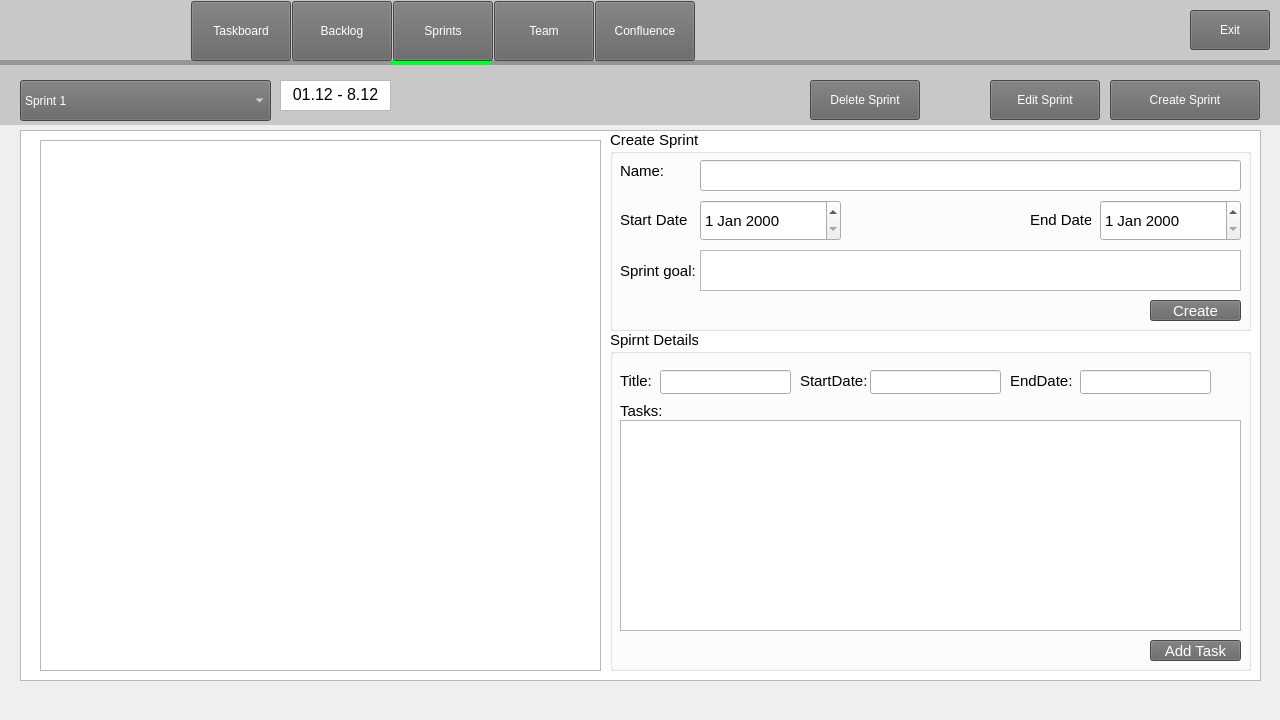
This is code/Staging_Environment/Recovered/Staging_Environment_Recorverd/parentboard.ui in muazzamaqeel/Software-Project-CTS-5 as Qt 5 draws it before an edit. The edited form follows.
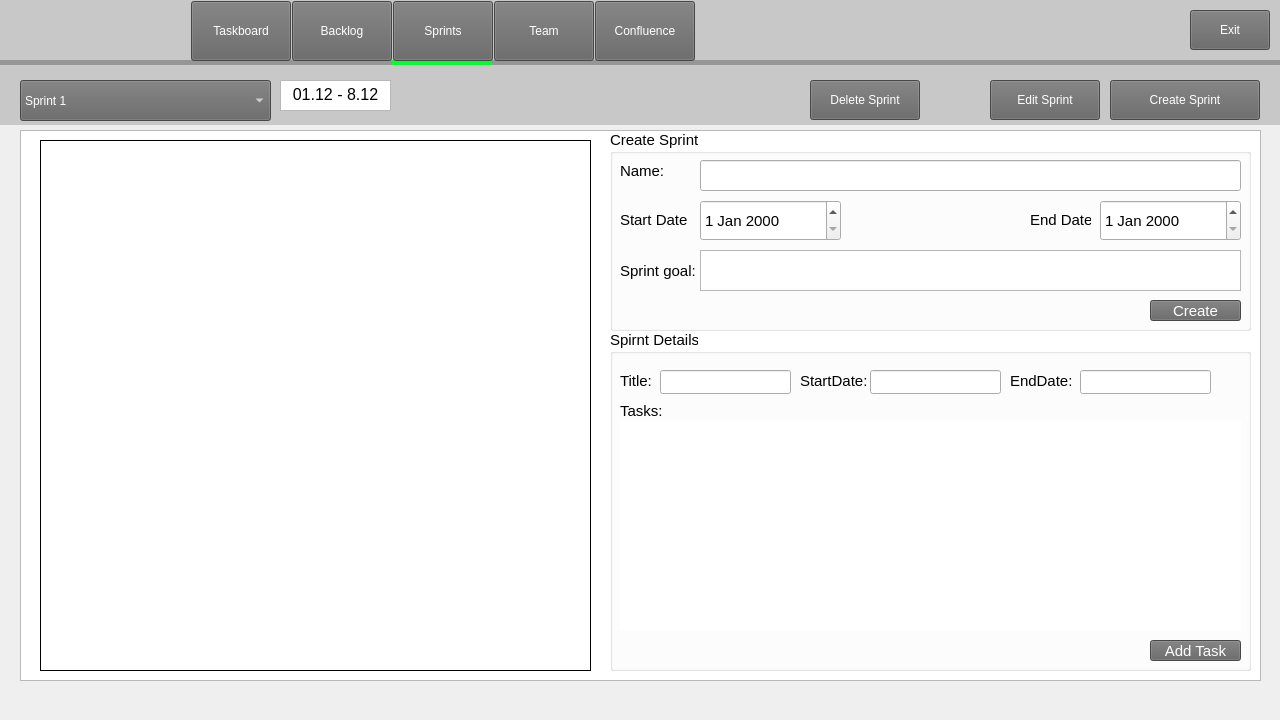
This is the edited form. The open tabs and pages were chosen to show the change. Icons and pictures are not drawn.

Commit message: Table Design Update in Sprint Tab

Diff of the .ui file:
```diff
--- a/code/Staging_Environment/Recovered/Staging_Environment_Recorverd/parentboard.ui
+++ b/code/Staging_Environment/Recovered/Staging_Environment_Recorverd/parentboard.ui
@@ -1799,10 +1799,71 @@
       <rect>
        <x>40</x>
        <y>80</y>
-       <width>561</width>
+       <width>551</width>
        <height>531</height>
       </rect>
      </property>
+     <property name="styleSheet">
+      <string notr="true">QTableWidget {
+    background-color: white; /* White background for the cells */
+    border: 1px solid black; /* Add a border to the table */
+}
+
+QTableWidget::item {
+    padding: 4px;
+    border-bottom: 1px solid transparent; /* Transparent border for item bottoms */
+}
+
+QTableWidget::item:selected {
+    background-color: #b3d1ff; /* A medium blue for selected item */
+}
+
+QHeaderView::section {
+    background-color: #00165a; /* A darker blue for header sections */
+    color: white;
+    padding: 2px;
+    border-top: none;
+    border-right: 1px solid black; /* Add right border to header sections */
+}
+
+/* This part is for the vertical header (row numbers) */
+QTableWidget QHeaderView::section {
+    background-color: #00165a; /* Dark blue for both headers */
+    color: white;
+    border: none;
+    padding: 2px;
+    border-right: 1px solid black; /* Add right border to vertical header */
+}
+
+/* This part is for the horizontal header (column titles) */
+QTableWidget::horizontalHeader {
+    background-color: #4d88ff;
+    color: white;
+    border: none;
+    padding: 2px;
+    border-bottom: 1px solid black; /* Add bottom border to horizontal header */
+}
+
+/* This part is for the vertical header (row numbers) */
+QTableWidget::verticalHeader {
+    background-color: #00165a;
+    color: white;
+    border: none;
+    border-right: 1px solid black; /* Add right border to vertical header */
+}
+
+/* This will ensure that the row number cells (vertical header) also have the dark blue background */
+QTableWidget QHeaderView::section:vertical {
+    background-color: #00165a; /* Dark blue to match the horizontal header */
+    color: white;
+}
+
+/* For alternate row coloring, if desired */
+QTableWidget::item:alternate {
+    background-color: #f2f2f2; /* A light gray for alternate rows, if you want that */
+}
+</string>
+     </property>
     </widget>
     <widget class="QGroupBox" name="sprintGroupBox">
      <property name="geometry">
@@ -2097,6 +2158,64 @@
         <height>211</height>
        </rect>
       </property>
+      <property name="styleSheet">
+       <string notr="true">QTableWidget {
+    background-color: white; /* White background for the cells */
+    border: none;
+    gridline-color: transparent; /* Assuming you want no grid lines */
+}
+
+QTableWidget::item {
+    padding: 4px;
+    border-bottom: 1px solid transparent; /* Transparent border for item bottoms */
+}
+
+QTableWidget::item:selected {
+    background-color: #b3d1ff; /* A medium blue for selected item */
+}
+
+QHeaderView::section {
+    background-color: #00165a; /* A darker blue for header sections */
+    color: white;
+    padding: 2px;
+    border-top: none;
+}
+
+/* This part is for the vertical header (row numbers) */
+QTableWidget QHeaderView::section {
+    background-color: #00165a; /* Dark blue for both headers */
+    color: white;
+    border: none;
+    padding: 2px;
+}
+
+/* This part is for the horizontal header (column titles) */
+QTableWidget::horizontalHeader {
+    background-color: #4d88ff;
+    color: white;
+    border: none;
+    padding: 2px;
+}
+
+/* This part is for the vertical header (row numbers) */
+QTableWidget::verticalHeader {
+    background-color: #00165a;
+    color: white;
+    border: none;
+}
+
+/* This will ensure that the row number cells (vertical header) also have the dark blue background */
+QTableWidget QHeaderView::section:vertical {
+    background-color: #00165a; /* Dark blue to match the horizontal header */
+    color: white;
+}
+
+/* For alternate row coloring, if desired */
+QTableWidget::item:alternate {
+    background-color: #f2f2f2; /* A light gray for alternate rows, if you want that */
+}
+</string>
+      </property>
      </widget>
      <widget class="QPushButton" name="sprint_createtask_button">
       <property name="geometry">
```
Left out of the diff: 4 changed lines with no effect on the pictures. The commit also changes 1 other file.
